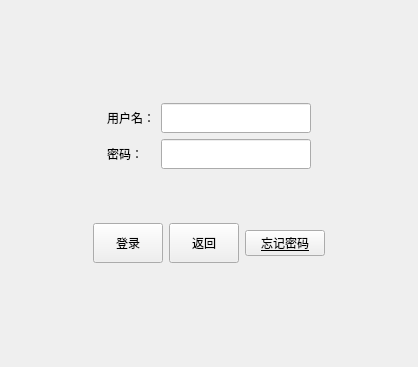
Qt form SnailIOTMonitoring/userManager/loginpage.ui (leirujie/SnailIOTMonitoring) before a commit.
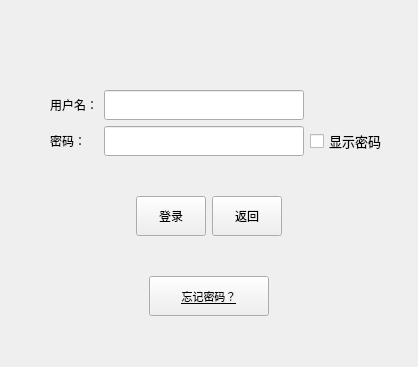
The same form after that commit.

Patch:
```diff
--- a/SnailIOTMonitoring/userManager/loginpage.ui
+++ b/SnailIOTMonitoring/userManager/loginpage.ui
@@ -13,76 +13,21 @@
   <property name="windowTitle">
    <string>Form</string>
   </property>
-  <layout class="QGridLayout" name="gridLayout_2" rowstretch="2,1" rowminimumheight="1,1">
+  <layout class="QGridLayout" name="gridLayout_2">
    <property name="leftMargin">
-    <number>27</number>
+    <number>31</number>
    </property>
    <property name="topMargin">
-    <number>55</number>
+    <number>56</number>
    </property>
    <property name="rightMargin">
-    <number>27</number>
+    <number>31</number>
    </property>
    <property name="bottomMargin">
-    <number>55</number>
+    <number>16</number>
    </property>
    <item row="0" column="0">
     <layout class="QGridLayout" name="gridLayout">
-     <item row="0" column="0">
-      <spacer name="horizontalSpacer">
-       <property name="orientation">
-        <enum>Qt::Horizontal</enum>
-       </property>
-       <property name="sizeHint" stdset="0">
-        <size>
-         <width>40</width>
-         <height>20</height>
-        </size>
-       </property>
-      </spacer>
-     </item>
-     <item row="0" column="2">
-      <widget class="QLineEdit" name="usernameEdit">
-       <property name="sizePolicy">
-        <sizepolicy hsizetype="Fixed" vsizetype="Fixed">
-         <horstretch>0</horstretch>
-         <verstretch>0</verstretch>
-        </sizepolicy>
-       </property>
-       <property name="minimumSize">
-        <size>
-         <width>150</width>
-         <height>30</height>
-        </size>
-       </property>
-       <property name="maximumSize">
-        <size>
-         <width>150</width>
-         <height>30</height>
-        </size>
-       </property>
-      </widget>
-     </item>
-     <item row="0" column="3">
-      <spacer name="horizontalSpacer_2">
-       <property name="orientation">
-        <enum>Qt::Horizontal</enum>
-       </property>
-       <property name="sizeHint" stdset="0">
-        <size>
-         <width>40</width>
-         <height>20</height>
-        </size>
-       </property>
-      </spacer>
-     </item>
-     <item row="0" column="1">
-      <widget class="QLabel" name="label_2">
-       <property name="text">
-        <string>用户名：</string>
-       </property>
-      </widget>
-     </item>
      <item row="1" column="2">
       <widget class="QLineEdit" name="passwordEdit">
        <property name="sizePolicy">
@@ -93,23 +38,35 @@
        </property>
        <property name="minimumSize">
         <size>
-         <width>150</width>
+         <width>200</width>
          <height>30</height>
         </size>
        </property>
        <property name="maximumSize">
         <size>
-         <width>150</width>
+         <width>200</width>
          <height>30</height>
         </size>
        </property>
        <property name="font">
         <font>
-         <pointsize>7</pointsize>
+         <pointsize>10</pointsize>
         </font>
        </property>
        <property name="echoMode">
-        <enum>QLineEdit::Password</enum>
+        <enum>QLineEdit::Normal</enum>
+       </property>
+      </widget>
+     </item>
+     <item row="1" column="3">
+      <widget class="QCheckBox" name="showPasswordCheckBox">
+       <property name="font">
+        <font>
+         <pointsize>10</pointsize>
+        </font>
+       </property>
+       <property name="text">
+        <string>显示密码</string>
        </property>
       </widget>
      </item>
@@ -120,6 +77,61 @@
        </property>
       </widget>
      </item>
+     <item row="0" column="1">
+      <widget class="QLabel" name="label_2">
+       <property name="text">
+        <string>用户名：</string>
+       </property>
+      </widget>
+     </item>
+     <item row="0" column="2">
+      <widget class="QLineEdit" name="usernameEdit">
+       <property name="sizePolicy">
+        <sizepolicy hsizetype="Fixed" vsizetype="Fixed">
+         <horstretch>0</horstretch>
+         <verstretch>0</verstretch>
+        </sizepolicy>
+       </property>
+       <property name="minimumSize">
+        <size>
+         <width>200</width>
+         <height>30</height>
+        </size>
+       </property>
+       <property name="maximumSize">
+        <size>
+         <width>200</width>
+         <height>30</height>
+        </size>
+       </property>
+      </widget>
+     </item>
+     <item row="0" column="0">
+      <spacer name="horizontalSpacer">
+       <property name="orientation">
+        <enum>Qt::Horizontal</enum>
+       </property>
+       <property name="sizeHint" stdset="0">
+        <size>
+         <width>13</width>
+         <height>27</height>
+        </size>
+       </property>
+      </spacer>
+     </item>
+     <item row="0" column="3">
+      <spacer name="horizontalSpacer_2">
+       <property name="orientation">
+        <enum>Qt::Horizontal</enum>
+       </property>
+       <property name="sizeHint" stdset="0">
+        <size>
+         <width>40</width>
+         <height>20</height>
+        </size>
+       </property>
+      </spacer>
+     </item>
     </layout>
    </item>
    <item row="1" column="0">
@@ -176,17 +188,22 @@
       </widget>
      </item>
      <item>
-      <widget class="QPushButton" name="pushButton">
-       <property name="font">
-        <font>
-         <underline>true</underline>
-        </font>
+      <spacer name="horizontalSpacer_5">
+       <property name="orientation">
+        <enum>Qt::Horizontal</enum>
        </property>
-       <property name="text">
-        <string>忘记密码</string>
+       <property name="sizeHint" stdset="0">
+        <size>
+         <width>40</width>
+         <height>20</height>
+        </size>
        </property>
-      </widget>
+      </spacer>
      </item>
+    </layout>
+   </item>
+   <item row="2" column="0">
+    <layout class="QHBoxLayout" name="horizontalLayout_2">
      <item>
       <spacer name="horizontalSpacer_4">
        <property name="orientation">
@@ -200,6 +217,51 @@
        </property>
       </spacer>
      </item>
+     <item>
+      <widget class="QPushButton" name="btn_forgetPwd">
+       <property name="sizePolicy">
+        <sizepolicy hsizetype="Fixed" vsizetype="Fixed">
+         <horstretch>120</horstretch>
+         <verstretch>0</verstretch>
+        </sizepolicy>
+       </property>
+       <property name="minimumSize">
+        <size>
+         <width>120</width>
+         <height>40</height>
+        </size>
+       </property>
+       <property name="maximumSize">
+        <size>
+         <width>120</width>
+         <height>40</height>
+        </size>
+       </property>
+       <property name="font">
+        <font>
+         <pointsize>8</pointsize>
+         <italic>false</italic>
+         <underline>true</underline>
+        </font>
+       </property>
+       <property name="text">
+        <string>忘记密码？</string>
+       </property>
+      </widget>
+     </item>
+     <item>
+      <spacer name="horizontalSpacer_6">
+       <property name="orientation">
+        <enum>Qt::Horizontal</enum>
+       </property>
+       <property name="sizeHint" stdset="0">
+        <size>
+         <width>40</width>
+         <height>20</height>
+        </size>
+       </property>
+      </spacer>
+     </item>
     </layout>
    </item>
   </layout>
```
